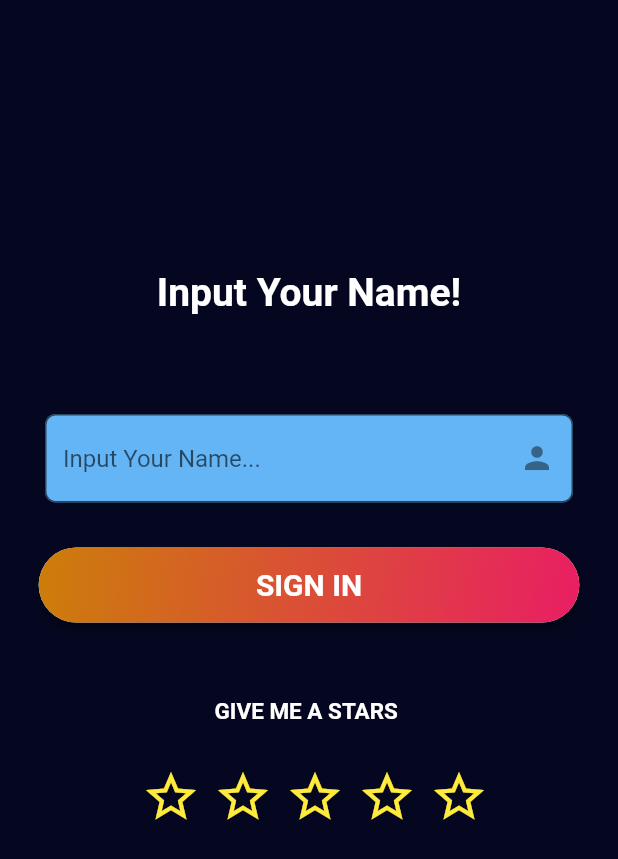
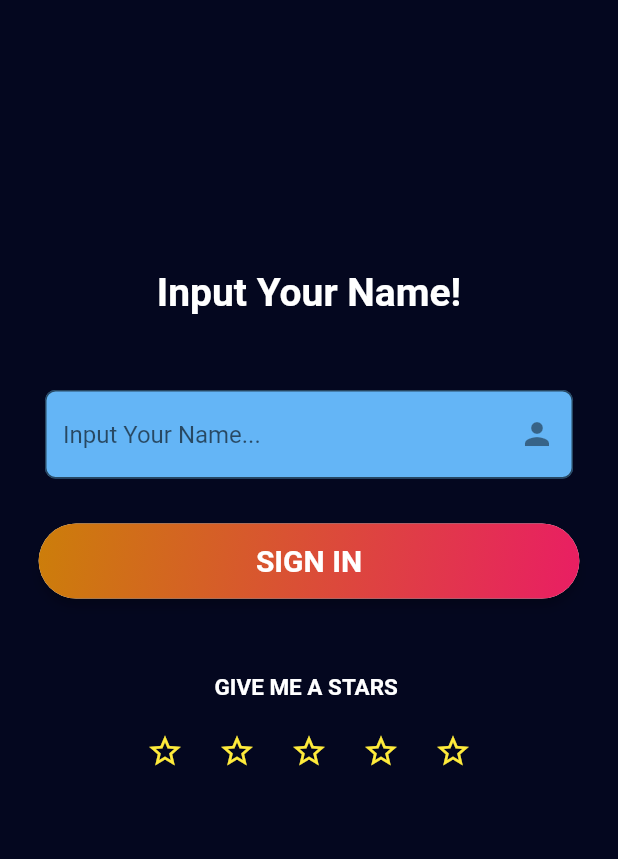
Before and after one commit to AdiMunawar31/flutter-myapp, a Flutter app: the screen it shows after launch, on a phone screen of 412 x 824 dp. Shown: the top 859 px of the screen. Run offline on Flutter 3.47's test engine with Material 2 defaults, Android fonts, the phone set to English and light mode, and no system bars.

Commit message:
change stf to stl

```diff
--- a/lib/components/starButton.dart
+++ b/lib/components/starButton.dart
@@ -13,7 +13,7 @@ class _StarButtonState extends State<StarButton> {
       icon: Icon(
         isStar ? Icons.star : Icons.star_border,
         color: Colors.yellow,
-        size: 40,
+        size: 25,
       ),
       onPressed: () {
         setState(() {
--- a/lib/responsive/welcome_mobile.dart
+++ b/lib/responsive/welcome_mobile.dart
@@ -2,14 +2,7 @@ import 'package:flutter/material.dart';
 import 'package:myapp/components/starButton.dart';
 import 'package:myapp/screen/home_screen.dart';
 
-class WelcomeMobile extends StatefulWidget {
-  @override
-  _WelcomeMobileState createState() => _WelcomeMobileState();
-}
-
-class _WelcomeMobileState extends State<WelcomeMobile> {
-  TextEditingController controller = TextEditingController();
-
+class WelcomeMobile extends StatelessWidget {
   double getBig(BuildContext context) =>
       MediaQuery.of(context).size.width * 7 / 8;
 
@@ -56,15 +49,8 @@ class _WelcomeMobileState extends State<WelcomeMobile> {
                             color: Colors.white),
                       ),
                     ),
-                    Container(
-                      margin: EdgeInsets.only(bottom: 25.0, top: 15.0),
-                      child: Text(
-                        controller.text.toUpperCase(),
-                        style: TextStyle(
-                            fontSize: 22,
-                            fontWeight: FontWeight.bold,
-                            color: Color(0xFFCC7E0A)),
-                      ),
+                    SizedBox(
+                      height: 50,
                     ),
                     TextField(
                       decoration: InputDecoration(
@@ -75,10 +61,6 @@ class _WelcomeMobileState extends State<WelcomeMobile> {
                         hintText: 'Input Your Name...',
                         filled: true,
                       ),
-                      onChanged: (val) {
-                        setState(() {});
-                      },
-                      controller: controller,
                     )
                   ]),
                 ),
@@ -139,7 +121,7 @@ class _WelcomeMobileState extends State<WelcomeMobile> {
                   ],
                 ),
                 Container(
-                  margin: EdgeInsets.only(top: 20),
+                  margin: EdgeInsets.only(top: 10),
                   child: Row(
                     mainAxisAlignment: MainAxisAlignment.center,
                     children: [
--- a/lib/screen/welcome_screen.dart
+++ b/lib/screen/welcome_screen.dart
@@ -1,14 +1,8 @@
 import 'package:flutter/material.dart';
 import 'package:myapp/responsive/welcome_mobile.dart';
 import 'package:myapp/responsive/welcome_web.dart';
-import 'package:myapp/screen/home_screen.dart';
 
-class Welcome extends StatefulWidget {
-  @override
-  _WelcomeState createState() => _WelcomeState();
-}
-
-class _WelcomeState extends State<Welcome> {
+class Welcome extends StatelessWidget {
   @override
   Widget build(BuildContext context) {
     return Scaffold(
```
Also changed, not shown: lib/responsive/welcome_web.dart (+4 -22 lines).
